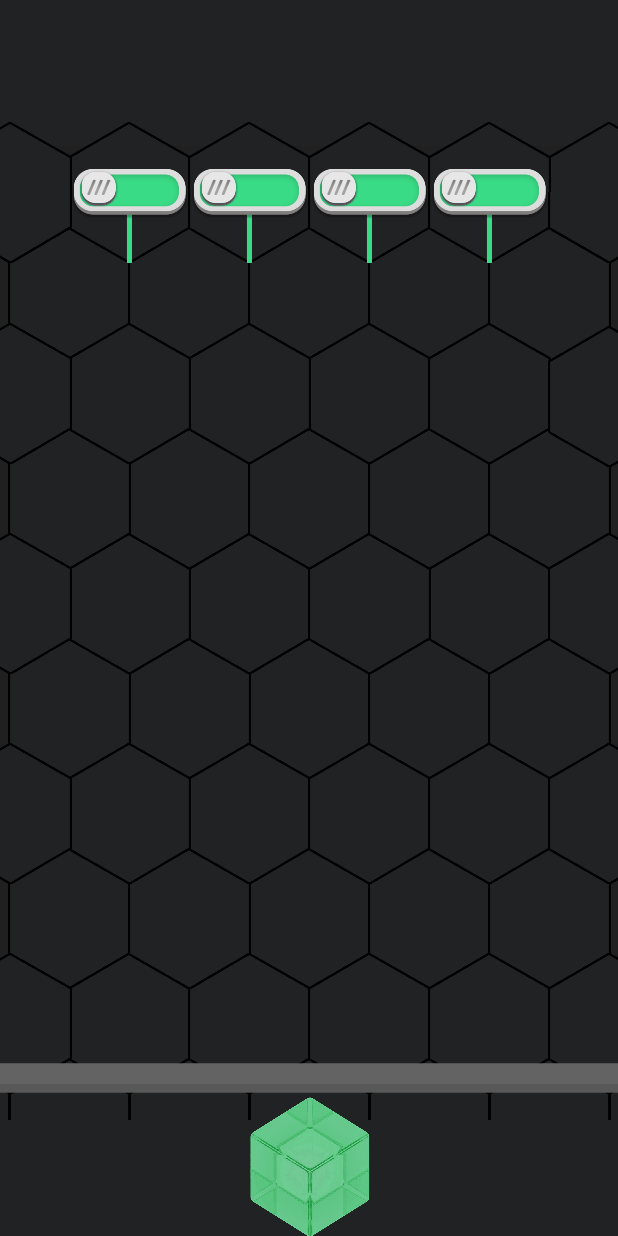
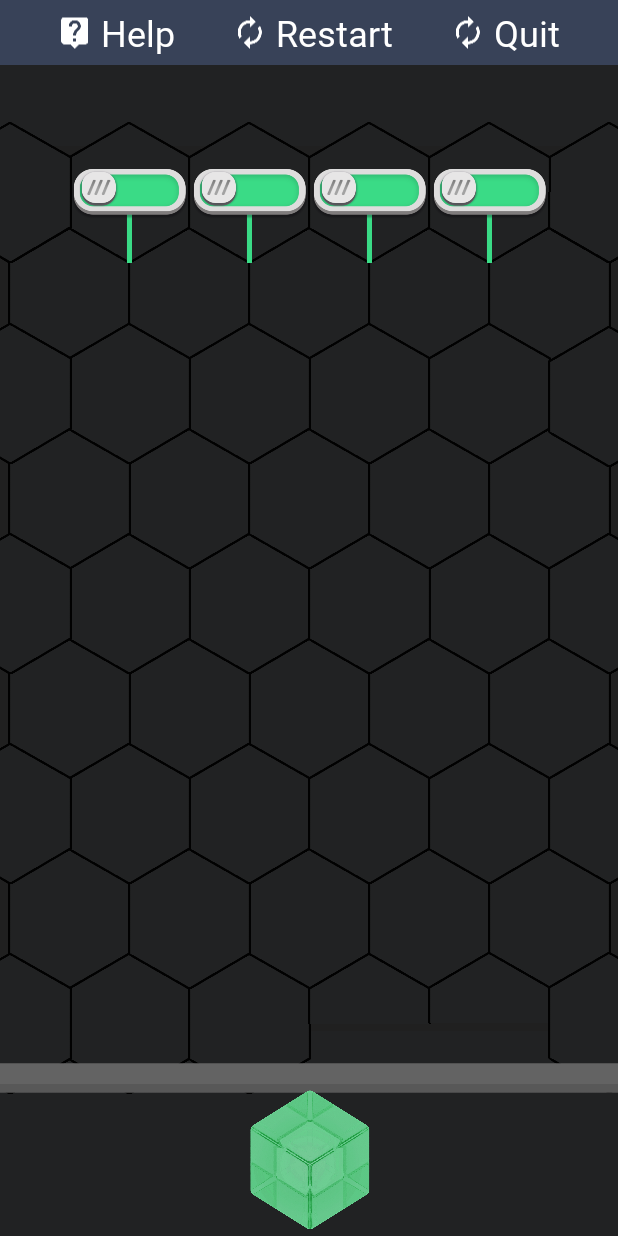
Before and after one commit to knloomis/PocketLogic_CSUCI_Spring2018, an Android app: the gameplay screen opened directly, with no data from a screen before it, on a phone screen of 412 x 824 dp. Run offline under Robolectric (Android 15) with nearby library versions, the phone set to English and light mode, and no system bars; 7 statements that could not run were skipped.

Commit message:
Top MenuBar Progress
top menubar added to gameplay.xml screen

```diff
--- a/app/src/main/java/com/pocketlogic/pocketlogic/gameplay.java
+++ b/app/src/main/java/com/pocketlogic/pocketlogic/gameplay.java
@@ -389,13 +389,13 @@ public class gameplay extends AppCompatActivity {
     public int getSwitchResourceID(int num){
         switch(num){
             case 0:
-                return R.id.inputA;
+                return R.id.switch_1;
             case 1:
-                return R.id.inputB;
+                return R.id.switch_2;
             case 2:
-                return R.id.inputC;
+                return R.id.switch_3;
             case 3:
-                return R.id.inputD;
+                return R.id.switch_4;
             default:
                 return 0;
         }
@@ -467,13 +467,13 @@ public class gameplay extends AppCompatActivity {
             case 31:
                 return R.id.C31;
             case 32:
-                return R.id.tile_14;
+                return R.id.D14;
             case 33:
-                return R.id.tile_24;
+                return R.id.D15;
             case 34:
-                return R.id.tile_34;
+                return R.id.D16;
             case 35:
-                return R.id.tile_44;
+                return R.id.D17;
             default:
                 return 0;
         }
@@ -564,5 +564,26 @@ public class gameplay extends AppCompatActivity {
         return null;
     }
 
+    public void helpPopup(){
+        Intent help = new Intent(gameplay.this, help.class);
+        startActivity(help);
+        overridePendingTransition(0,0);
+        help.addFlags(Intent.FLAG_ACTIVITY_NO_ANIMATION);
+    }
+
+    public void restartPopup(){
+        Intent restart = new Intent(gameplay.this, RestartConfirmPopupActivity.class);
+        startActivity(restart);
+        overridePendingTransition(0,0);
+        restart.addFlags(Intent.FLAG_ACTIVITY_NO_ANIMATION);
+    }
+
+    public void quitPopup(){
+        Intent quit = new Intent(gameplay.this, QuitConfirmPopupActivity.class);
+        startActivity(quit);
+        overridePendingTransition(0,0);
+        quit.addFlags(Intent.FLAG_ACTIVITY_NO_ANIMATION);
+    }
+
 
 }
--- a/app/src/main/res/layout/activity_gameplay.xml
+++ b/app/src/main/res/layout/activity_gameplay.xml
@@ -6,6 +6,7 @@
     android:layout_height="match_parent"
     android:id="@+id/drawer_layout">
 
+
     <android.support.design.widget.NavigationView
         android:layout_width="250dp"
         android:layout_height="match_parent"
@@ -13,6 +14,7 @@
         app:itemTextColor="@color/white"
         app:itemIconTint="@color/white"
         app:menu="@menu/drawer_menu"
+        android:orientation="horizontal"
         android:layout_gravity="start"
         app:headerLayout="@layout/drawer_header"
         android:id="@+id/nav_view_left"
@@ -60,57 +62,6 @@
             app:srcCompat="@drawable/hexagon" />
 
         <ImageView
-            android:id="@+id/D15"
-            android:layout_width="82dp"
-            android:layout_height="47dp"
-            android:layout_marginStart="80dp" android:layout_marginLeft="80dp"
-            android:layout_marginTop="40dp"
-            android:cropToPadding="false"
-            android:scaleType="fitXY"
-            app:layout_constraintStart_toStartOf="@+id/D14"
-            app:layout_constraintTop_toBottomOf="@+id/C27"
-            app:srcCompat="@drawable/hexagon_top" />
-
-        <ImageView
-            android:id="@+id/D16"
-            android:layout_width="82dp"
-            android:layout_height="47dp"
-
-            android:layout_marginStart="80dp" android:layout_marginLeft="80dp"
-            android:layout_marginTop="40dp"
-            android:cropToPadding="false"
-            android:scaleType="fitXY"
-            app:layout_constraintStart_toStartOf="@+id/D15"
-            app:layout_constraintTop_toBottomOf="@+id/C27"
-            app:srcCompat="@drawable/hexagon_top" />
-
-        <ImageView
-            android:id="@+id/D17"
-            android:layout_width="82dp"
-            android:layout_height="47dp"
-
-            android:layout_marginStart="80dp" android:layout_marginLeft="80dp"
-            android:layout_marginTop="40dp"
-            android:cropToPadding="false"
-            android:scaleType="fitXY"
-            app:layout_constraintStart_toStartOf="@+id/D16"
-            app:layout_constraintTop_toBottomOf="@+id/C27"
-            app:srcCompat="@drawable/hexagon_top" />
-
-        <ImageView
-            android:id="@+id/D18"
-            android:layout_width="82dp"
-            android:layout_height="47dp"
-
-            android:layout_marginStart="80dp" android:layout_marginLeft="80dp"
-            android:layout_marginTop="40dp"
-            android:cropToPadding="false"
-            android:scaleType="fitXY"
-            app:layout_constraintStart_toStartOf="@+id/D17"
-            app:layout_constraintTop_toBottomOf="@+id/C27"
-            app:srcCompat="@drawable/hexagon_top" />
-
-        <ImageView
             android:id="@+id/C0"
             android:layout_width="82dp"
             android:layout_height="94dp"
@@ -153,7 +104,7 @@
             app:srcCompat="@drawable/hexagon" />
 
         <ImageView
-            android:id="@+id/inputA"
+            android:id="@+id/switch_1"
             android:layout_width="82dp"
             android:layout_height="94dp"
 
@@ -193,19 +144,6 @@
             app:srcCompat="@drawable/hexagon" />
 
         <ImageView
-            android:id="@+id/D14"
-            android:layout_width="82dp"
-            android:layout_height="47dp"
-
-            android:layout_marginEnd="80dp" android:layout_marginRight="80dp"
-            android:layout_marginTop="40dp"
-            android:cropToPadding="false"
-            android:scaleType="fitXY"
-            app:layout_constraintEnd_toEndOf="@+id/C28"
-            app:layout_constraintTop_toBottomOf="@+id/C27"
-            app:srcCompat="@drawable/hexagon_top" />
-
-        <ImageView
             android:id="@+id/C27"
             android:layout_width="82dp"
             android:layout_height="94dp"
@@ -218,7 +156,7 @@
             app:srcCompat="@drawable/hexagon" />
 
         <ImageView
-            android:id="@+id/tile_14"
+            android:id="@+id/D14"
             android:onClick="tileClick"
             android:tag="tile_14"
             android:layout_width="82dp"
@@ -232,7 +170,7 @@
             app:srcCompat="@drawable/hexagon" />
 
         <ImageView
-            android:id="@+id/tile_24"
+            android:id="@+id/D15"
             android:layout_width="82dp"
             android:layout_height="94dp"
             android:layout_marginStart="80dp" android:layout_marginLeft="80dp"
@@ -240,7 +178,7 @@
             android:cropToPadding="false"
 
             android:scaleType="fitXY"
-            app:layout_constraintStart_toStartOf="@+id/tile_14"
+            app:layout_constraintStart_toStartOf="@+id/D14"
             app:layout_constraintTop_toTopOf="@+id/C27"
             app:srcCompat="@drawable/hexagon" />
 
@@ -473,28 +411,30 @@
             app:srcCompat="@drawable/hexagon" />
 
         <ImageView
-            android:id="@+id/tile_34"
+            android:id="@+id/D16"
             android:layout_width="82dp"
-            android:layout_height="94dp"
-            android:layout_marginStart="80dp" android:layout_marginLeft="80dp"
+            android:layout_height="47dp"
+            android:layout_marginLeft="80dp"
+            android:layout_marginStart="80dp"
             android:layout_marginTop="70dp"
             android:cropToPadding="false"
             android:scaleType="fitXY"
-            app:layout_constraintStart_toStartOf="@+id/tile_24"
+            app:layout_constraintStart_toStartOf="@+id/D15"
             app:layout_constraintTop_toTopOf="@+id/C28"
-            app:srcCompat="@drawable/hexagon" />
+            app:srcCompat="@drawable/hexagon_top" />
 
         <ImageView
-            android:id="@+id/tile_44"
+            android:id="@+id/D17"
             android:layout_width="82dp"
-            android:layout_height="94dp"
-            android:layout_marginStart="80dp" android:layout_marginLeft="80dp"
-            android:layout_marginTop="70dp"
+            android:layout_height="47dp"
+            android:layout_marginLeft="80dp"
+            android:layout_marginStart="80dp"
+            android:layout_marginTop="69dp"
             android:cropToPadding="false"
             android:scaleType="fitXY"
-            app:layout_constraintStart_toStartOf="@+id/tile_34"
+            app:layout_constraintStart_toStartOf="@+id/D16"
             app:layout_constraintTop_toTopOf="@+id/C28"
-            app:srcCompat="@drawable/hexagon" />
+            app:srcCompat="@drawable/hexagon_top" />
 
         <ImageView
             android:id="@+id/C10"
@@ -696,8 +636,8 @@
             android:layout_marginStart="80dp" android:layout_marginLeft="80dp"
             android:cropToPadding="false"
             android:scaleType="fitXY"
-            app:layout_constraintStart_toStartOf="@+id/tile_44"
-            app:layout_constraintTop_toTopOf="@+id/tile_44"
+            app:layout_constraintStart_toStartOf="@+id/D17"
+            app:layout_constraintTop_toTopOf="@+id/D17"
             app:srcCompat="@drawable/hexagon" />
 
         <ImageView
@@ -732,8 +672,8 @@
             android:layout_marginEnd="80dp" android:layout_marginRight="80dp"
             android:cropToPadding="false"
             android:scaleType="fitXY"
-            app:layout_constraintTop_toTopOf="@+id/tile_14"
-            app:layout_constraintEnd_toEndOf="@+id/tile_14"
+            app:layout_constraintTop_toTopOf="@+id/D14"
+            app:layout_constraintEnd_toEndOf="@+id/D14"
             app:srcCompat="@drawable/hexagon" />
 
         <ImageView
@@ -749,7 +689,7 @@
             app:srcCompat="@drawable/hexagon_bottom" />
 
         <ImageView
-            android:id="@+id/inputB"
+            android:id="@+id/switch_2"
             android:layout_width="82dp"
             android:layout_height="94dp"
 
@@ -759,11 +699,11 @@
             android:cropToPadding="false"
             android:scaleType="fitXY"
             app:layout_constraintBottom_toTopOf="@+id/D6"
-            app:layout_constraintStart_toStartOf="@+id/inputA"
+            app:layout_constraintStart_toStartOf="@+id/switch_1"
             app:srcCompat="@drawable/switch_0" />
 
         <ImageView
-            android:id="@+id/inputC"
+            android:id="@+id/switch_3"
             android:layout_width="82dp"
             android:layout_height="94dp"
 
@@ -773,11 +713,11 @@
             android:cropToPadding="false"
             android:scaleType="fitXY"
             app:layout_constraintBottom_toTopOf="@+id/D6"
-            app:layout_constraintStart_toStartOf="@+id/inputB"
+            app:layout_constraintStart_toStartOf="@+id/switch_2"
             app:srcCompat="@drawable/switch_0" />
 
         <ImageView
-            android:id="@+id/inputD"
+            android:id="@+id/switch_4"
             android:layout_width="82dp"
             android:layout_height="94dp"
 
@@ -787,7 +727,7 @@
             android:cropToPadding="false"
             android:scaleType="fitXY"
             app:layout_constraintBottom_toTopOf="@+id/D6"
-            app:layout_constraintStart_toStartOf="@+id/inputC"
+            app:layout_constraintStart_toStartOf="@+id/switch_3"
             app:srcCompat="@drawable/switch_0" />
 
         <ImageView
@@ -801,7 +741,7 @@
             android:cropToPadding="false"
             android:scaleType="fitXY"
             app:layout_constraintBottom_toTopOf="@+id/D6"
-            app:layout_constraintStart_toStartOf="@+id/inputD"
+            app:layout_constraintStart_toStartOf="@+id/switch_4"
             app:srcCompat="@drawable/hexagon_bottom" />
 
      <!--   <ImageView
@@ -874,12 +814,12 @@
             app:srcCompat="@drawable/separator" />
 
         <ImageView
-            android:id="@+id/output"
+            android:id="@+id/light_1"
             android:layout_width="96dp"
             android:layout_height="112dp"
+            android:layout_marginTop="65dp"
             android:contentDescription="lightbulb"
             android:scaleType="fitXY"
-            android:layout_marginTop="70dp"
             app:layout_constraintEnd_toEndOf="@+id/C29"
             app:layout_constraintStart_toStartOf="@+id/C29"
             app:layout_constraintTop_toTopOf="@+id/bottomSeparator"
@@ -910,6 +850,7 @@
             app:layout_constraintRight_toRightOf="parent"
             app:layout_constraintTop_toTopOf="parent" />
 -->
+        <include layout="@layout/top_menu" />
 
     </android.support.constraint.ConstraintLayout>
 </android.support.v4.widget.DrawerLayout>
--- /dev/null
+++ b/app/src/main/res/layout/top_menu.xml
@@ -0,0 +1,97 @@
+<?xml version="1.0" encoding="utf-8"?>
+<android.support.constraint.ConstraintLayout xmlns:android="http://schemas.android.com/apk/res/android"
+    xmlns:app="http://schemas.android.com/apk/res-auto"
+    xmlns:tools="http://schemas.android.com/tools"
+    android:id="@+id/top_menu_layout"
+    android:layout_width="match_parent"
+    android:layout_height="match_parent">
+
+    <LinearLayout
+        android:id="@+id/item_container"
+        android:layout_width="match_parent"
+        android:layout_constraintStartToStartOf="parent"
+        android:layout_constraintEndToEndOf="parent"
+        android:layout_height="43sp"
+        android:background="@color/colorPrimary"
+        android:orientation="horizontal"
+        app:layout_constraintTop_toTopOf="parent"
+        android:gravity="center">
+
+        <LinearLayout
+            android:id="@+id/first_option"
+            android:layout_width="wrap_content"
+            android:layout_height="match_parent"
+            android:layout_weight="1"
+            android:gravity="center">
+
+            <ImageView
+                android:layout_width="wrap_content"
+                android:layout_height="match_parent"
+                android:src="@mipmap/ic_live_help_white_24dp" />
+
+            <TextView
+                android:id="@+id/help_option"
+                android:gravity="center"
+                android:paddingLeft="5dp"
+                android:layout_width="wrap_content"
+                android:layout_height="match_parent"
+                android:text="Help"
+                android:fontFamily="@font/roboto"
+                android:textSize="24sp"
+                android:textColor="@color/white" />
+
+
+        </LinearLayout>
+
+        <LinearLayout
+            android:id="@+id/second_option"
+            android:layout_width="wrap_content"
+            android:layout_height="match_parent"
+            android:gravity="center">
+
+            <ImageView
+                android:layout_width="wrap_content"
+                android:layout_height="match_parent"
+                android:src="@mipmap/ic_autorenew_white_24dp" />
+
+            <TextView
+                android:id="@+id/restart_option"
+                android:gravity="center"
+                android:paddingLeft="5dp"
+                android:layout_width="wrap_content"
+                android:layout_height="match_parent"
+                android:text="Restart"
+                android:fontFamily="@font/roboto"
+                android:textSize="24sp"
+                android:textColor="@color/white" />
+
+
+        </LinearLayout>
+
+        <LinearLayout
+            android:id="@+id/third_option"
+            android:layout_width="wrap_content"
+            android:layout_height="match_parent"
+            android:layout_weight="1"
+            android:gravity="center">
+
+            <ImageView
+                android:layout_width="wrap_content"
+                android:layout_height="match_parent"
+                android:src="@mipmap/ic_autorenew_white_24dp" />
+
+            <TextView
+                android:id="@+id/quit_option"
+                android:layout_width="wrap_content"
+                android:layout_height="match_parent"
+                android:text="Quit"
+                android:gravity="center"
+                android:textSize="24sp"
+                android:paddingLeft="5dp"
+                android:textColor="@color/white"
+                android:fontFamily="@font/roboto"/>
+
+
+        </LinearLayout>
+    </LinearLayout>
+</android.support.constraint.ConstraintLayout>
--- a/app/src/main/res/menu/drawer_menu.xml
+++ b/app/src/main/res/menu/drawer_menu.xml
@@ -1,5 +1,6 @@
 <?xml version="1.0" encoding="utf-8"?>
-<menu xmlns:android="http://schemas.android.com/apk/res/android">
+<menu xmlns:android="http://schemas.android.com/apk/res/android"
+    android:orientation="horizontal">
 <!--
     <item
         android:id="@+id/drawerTruthTable"
--- a/app/src/main/res/values/styles.xml
+++ b/app/src/main/res/values/styles.xml
@@ -23,4 +23,11 @@
         <item name="android:windowCloseOnTouchOutside">true</item>
     </style>
 
+    <style name="TopMenuStyle" parent="Theme.AppCompat.Light">
+        <item name="android:textSize">24sp</item><!-- text size in menu-->
+        <item name="android:listPreferredItemHeightSmall">100dp</item><!-- item size in menu-->
+        <item name="android:height">10dp</item>
+
+    </style>
+
 </resources>
```
Also changed, not shown: app/src/main/res/drawable-v24/hexagon_top.png.
